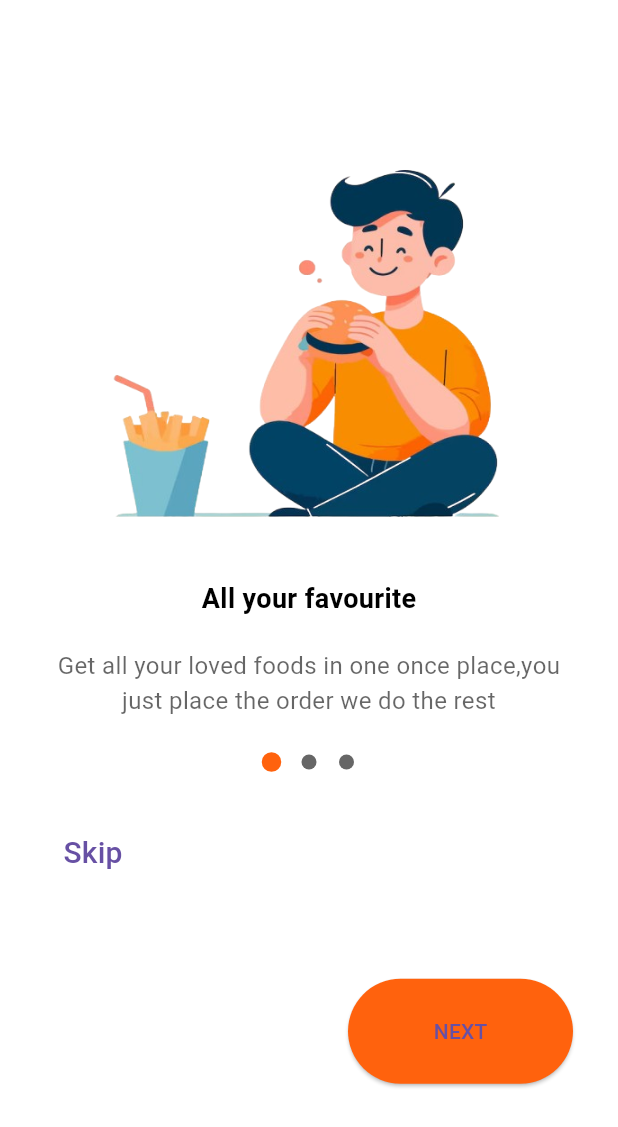
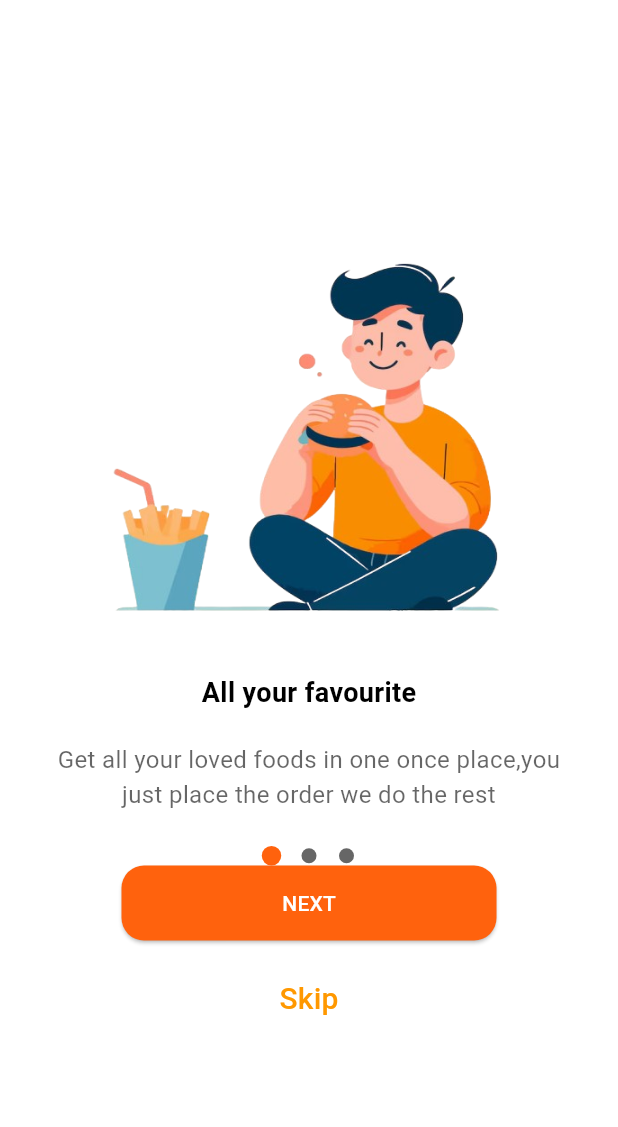
Before and after one commit to Purushottamji/zaykazone_project, a Flutter app: the screen it shows after launch, on a phone screen of 412 x 824 dp. Shown: the top 1127 px of the screen. Run offline on Flutter 3.47's test engine with Material 3 defaults, Android fonts, the phone set to English and light mode, and no system bars; drawn by our look-alikes of carousel_slider, smooth_page_indicator; our stand-ins replace shared_preferences.

Commit message:
home and onboarding screen

```diff
--- a/lib/view/screens/home/home_screen.dart
+++ b/lib/view/screens/home/home_screen.dart
@@ -1,4 +1,6 @@
 import 'package:flutter/material.dart';
+import 'package:shared_preferences/shared_preferences.dart';
+import 'package:zaykazone/view/screens/onboarding/on_boarding_screen.dart';
 
 class HomeScreen extends StatefulWidget {
   const HomeScreen({super.key});
@@ -13,7 +15,11 @@ class _HomeScreenState extends State<HomeScreen> {
     return Scaffold(
       backgroundColor: Colors.white,
       body: Center(
-        child: Text("Home Screen"),
+        child: TextButton(onPressed: () async{
+          SharedPreferences prefs=await SharedPreferences.getInstance();
+          prefs.setBool("onBoardingStatus", false);
+          Navigator.pushReplacement(context, MaterialPageRoute(builder: (context) => OnBoardingScreen(),));
+        }, child: Text("LogOut")),
       ),
     );
   }
--- a/lib/view/screens/onboarding/on_boarding_screen.dart
+++ b/lib/view/screens/onboarding/on_boarding_screen.dart
@@ -66,31 +66,10 @@ class _OnBoardingScreenState extends State<OnBoardingScreen> {
               spacing: 15,
             ),
           ),
-          Align(
-            alignment: Alignment.bottomLeft,
-            child: Padding(
-              padding: const EdgeInsets.all(30),
-              child: TextButton(
-                onPressed: () {
-                  Navigator.pushReplacement(
-                    context,
-                    MaterialPageRoute(builder: (context) => HomeScreen()),
-                  );
-                },
-                child: Text(
-                  "Skip",
-                  style: TextStyle(fontSize: 20, fontWeight: FontWeight.w500),
-                ),
-              ),
-            ),
-          ),
-          Align(
-            alignment: Alignment.bottomRight,
-            child: Padding(
-              padding: const EdgeInsets.all(30.0),
-              child: SizedBox(
-                height: 70,
-                width: 150,
+
+          SizedBox(
+            height: 50,
+            width: 250,
             child: ElevatedButton(
               onPressed: () {
                 if (boardingProvider.currentIndex < 2) {
@@ -105,12 +84,25 @@ class _OnBoardingScreenState extends State<OnBoardingScreen> {
               },
               style: ElevatedButton.styleFrom(
                 backgroundColor: Color(0xffFF620D),
-                  ),
+                shape: RoundedRectangleBorder(borderRadius: BorderRadius.circular(15)
+              ),),
               child: Text(
                 boardingProvider.currentIndex == 3 ? "GET STARTED" : "NEXT",
+                style: TextStyle(color: Colors.white,fontWeight: FontWeight.w500),
               ),
             ),
           ),
+          const SizedBox(height: 15,),
+          TextButton(
+            onPressed: () {
+              Navigator.pushReplacement(
+                context,
+                MaterialPageRoute(builder: (context) => HomeScreen()),
+              );
+            },
+            child: Text(
+              "Skip",
+              style: TextStyle(fontSize: 20, fontWeight: FontWeight.w500,color: Colors.orange),
             ),
           ),
         ],
```
Also changed, not shown: pubspec.yaml (+4 -4 lines). Lines whose indentation alone changed are shown as unchanged.
